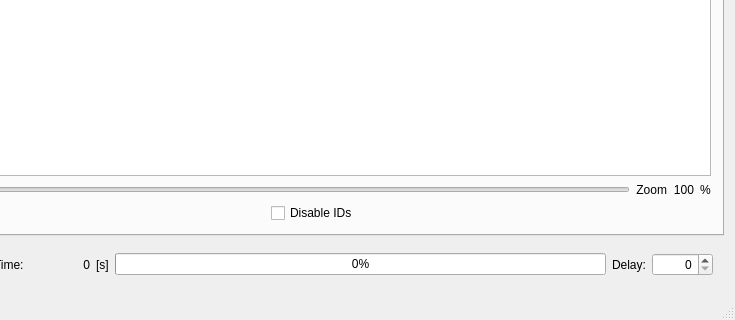
sojoe02/RANA, file mainwindow.ui: the form before one commit; both pictures show x 200 to 935 and y 369 to 689 of the 935 by 689 pixel window.
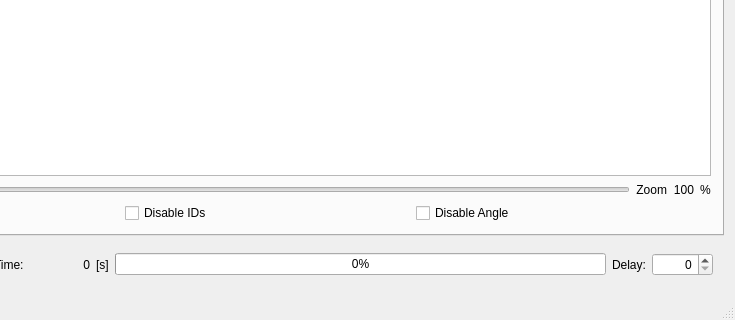
The form after the commit. The open tabs and pages were chosen to show the change. Icons and pictures are not drawn.

Commit message: Added agent angle as yet another internal agent attribute. Agents can also be rendered showing their current angle

```diff
--- a/mainwindow.ui
+++ b/mainwindow.ui
@@ -930,6 +930,13 @@
              </property>
             </widget>
            </item>
+           <item>
+            <widget class="QCheckBox" name="showAngle_checkbox">
+             <property name="text">
+              <string>Disable Angle</string>
+             </property>
+            </widget>
+           </item>
           </layout>
          </widget>
         </item>
```
Left out of the diff: 2 changed lines with no effect on the pictures. The commit also changes 14 other files.
